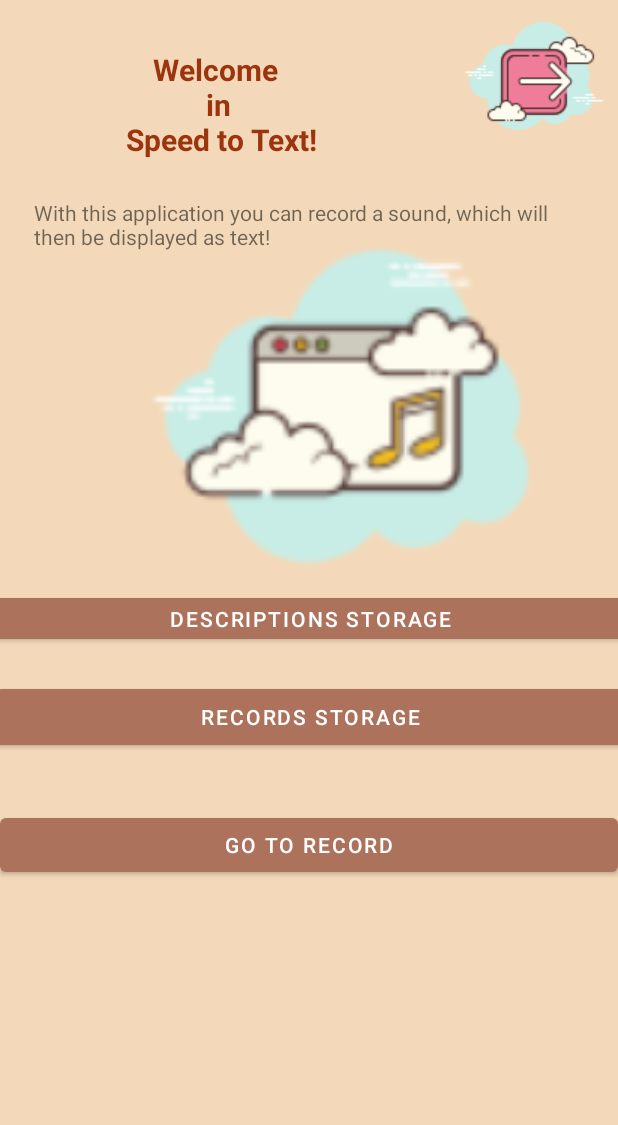
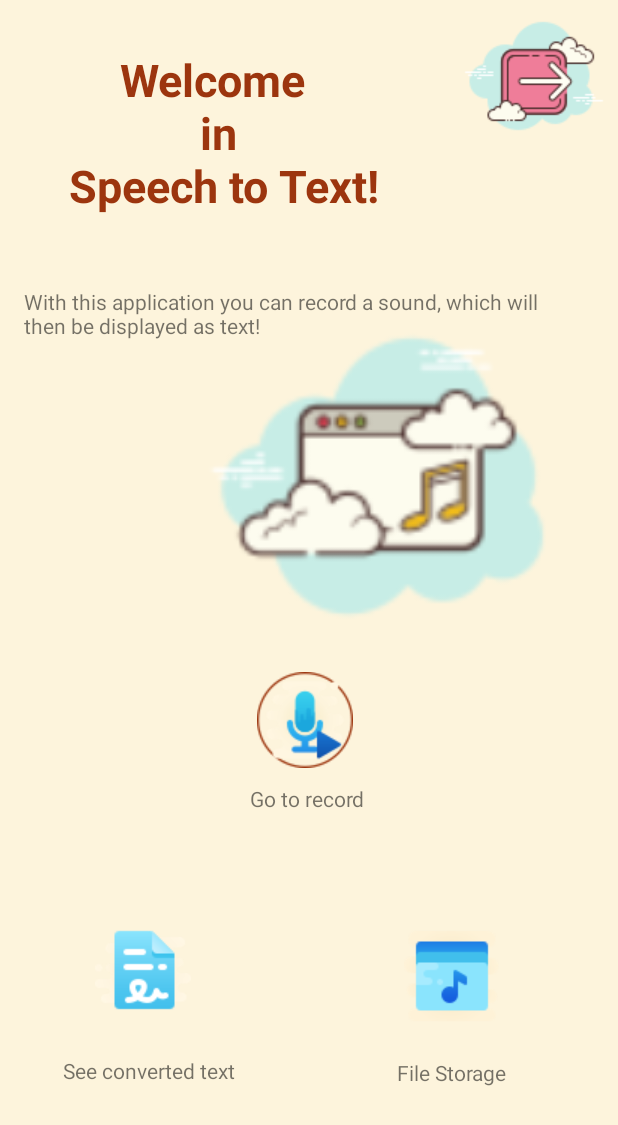
Before and after one commit to ITAppCPMProject/SpeechToText, an Android app: the screen it shows after launch (MainActivity), on a phone screen of 412 x 824 dp. Shown: the top 1125 px of the screen. Run offline under Robolectric (Android 15) with nearby library versions, the phone set to English and light mode, and no system bars; our stand-ins replace Firebase (no records; nobody signed in at launch, a user with empty details on screens opened directly); libraries missing offline, so code that uses them is left out: com.firebase.ui; 2 statements that could not run were skipped.

Commit message:
cosmetic update part 3
Activity Main
Image button added - rest buttons

```diff
--- a/app/src/main/java/com/example/itapp/MainActivity.java
+++ b/app/src/main/java/com/example/itapp/MainActivity.java
@@ -27,8 +27,8 @@ public class MainActivity extends AppCompatActivity {
 
     private static final int MY_REQUEST_CODE = 7117;
     List<AuthUI.IdpConfig> providers;
-    Button  btn_goToRecord, btn_goToStorage, btn_goToDescp;
-    ImageButton btn_sign_out;
+    ImageButton  btn_goToStorage, btn_goToDescp;
+    ImageButton btn_goToRecord, btn_sign_out;
 
     @Override
     protected void onCreate(Bundle savedInstanceState) {
@@ -57,7 +57,7 @@ public class MainActivity extends AppCompatActivity {
             }
         });
 
-        btn_goToRecord = (Button)findViewById(R.id.btn_GoToRecord);
+        btn_goToRecord = (ImageButton)findViewById(R.id.btn_GoToRecord);
         btn_goToRecord.setOnClickListener(new View.OnClickListener() {
             @Override
             public void onClick(View v) {
@@ -66,7 +66,7 @@ public class MainActivity extends AppCompatActivity {
             }
         });
 
-        btn_goToStorage = (Button)findViewById(R.id.btn_GoToStorage);
+        btn_goToStorage = (ImageButton)findViewById(R.id.btn_GoToStorage);
         btn_goToStorage.setOnClickListener(new View.OnClickListener(){
             @Override
             public void onClick(View w){
@@ -75,7 +75,7 @@ public class MainActivity extends AppCompatActivity {
             }
         });
 
-        btn_goToDescp = (Button)findViewById(R.id.btn_GoToDescp);
+        btn_goToDescp = (ImageButton)findViewById(R.id.btn_GoToDescp);
         btn_goToDescp.setOnClickListener(new View.OnClickListener() {
             @Override
             public void onClick(View v) {
--- a/app/src/main/res/drawable/media_header_bg.xml
+++ b/app/src/main/res/drawable/media_header_bg.xml
@@ -2,7 +2,7 @@
 <selector xmlns:android="http://schemas.android.com/apk/res/android">
 <item>
     <shape>
-        <solid android:color="@color/colorPrimaryDark"></solid>
+        <solid android:color="@color/colorPrimary"></solid>
         <corners android:topLeftRadius="8dp" android:topRightRadius="8dp"></corners>
     </shape>
 </item>
--- a/app/src/main/res/drawable/player_bg.xml
+++ b/app/src/main/res/drawable/player_bg.xml
@@ -2,7 +2,7 @@
 <selector xmlns:android="http://schemas.android.com/apk/res/android">
     <item>
         <shape>
-            <solid android:color="@color/colorPrimary"></solid>
+            <solid android:color="@color/colorPrimaryLight"></solid>
             <corners android:topLeftRadius="8dp" android:topRightRadius="8dp"></corners>
         </shape>
     </item>
--- a/app/src/main/res/layout/activity_main.xml
+++ b/app/src/main/res/layout/activity_main.xml
@@ -9,14 +9,53 @@
     tools:context=".MainActivity">
 
     <TextView
+        android:id="@+id/textDescription5"
+        android:layout_width="148dp"
+        android:layout_height="28dp"
+        android:text="File Storage"
+        android:textAlignment="center"
+        app:layout_constraintBottom_toBottomOf="parent"
+        app:layout_constraintEnd_toEndOf="parent"
+        app:layout_constraintHorizontal_bias="0.597"
+        app:layout_constraintStart_toEndOf="@+id/textDescription4"
+        app:layout_constraintTop_toBottomOf="@+id/btn_GoToStorage"
+        app:layout_constraintVertical_bias="0.105" />
+
+    <TextView
+        android:id="@+id/textDescription4"
+        android:layout_width="143dp"
+        android:layout_height="33dp"
+        android:layout_marginStart="28dp"
+        android:layout_marginLeft="28dp"
+        android:text="See converted text"
+        android:textAlignment="center"
+        app:layout_constraintBottom_toBottomOf="parent"
+        app:layout_constraintStart_toStartOf="parent"
+        app:layout_constraintTop_toBottomOf="@+id/btn_GoToDescp"
+        app:layout_constraintVertical_bias="0.144" />
+
+    <TextView
+        android:id="@+id/textDescription3"
+        android:layout_width="158dp"
+        android:layout_height="37dp"
+        android:text="Go to record"
+        android:textAlignment="center"
+        app:layout_constraintBottom_toBottomOf="parent"
+        app:layout_constraintEnd_toEndOf="parent"
+        app:layout_constraintHorizontal_bias="0.497"
+        app:layout_constraintStart_toStartOf="parent"
+        app:layout_constraintTop_toBottomOf="@+id/btn_GoToRecord"
+        app:layout_constraintVertical_bias="0.0" />
+
+    <TextView
         android:id="@+id/textDescription2"
         android:layout_width="291dp"
         android:layout_height="148dp"
         android:gravity="center_horizontal"
-        android:text="Welcome \n in \n Speed to Text!"
+        android:text="Welcome \n in \n Speech to Text!"
         android:textAlignment="center"
         android:textColor="@color/colorPrimaryDark"
-        android:textSize="20sp"
+        android:textSize="30sp"
         android:textStyle="bold"
         app:layout_constraintBottom_toBottomOf="parent"
         app:layout_constraintEnd_toEndOf="parent"
@@ -25,20 +64,22 @@
         app:layout_constraintTop_toTopOf="parent"
         app:layout_constraintVertical_bias="0.048" />
 
-    <Button
+
+    <ImageButton
         android:id="@+id/btn_GoToRecord"
-        android:layout_width="match_parent"
-        android:layout_height="wrap_content"
+        android:layout_width="176dp"
+        android:layout_height="85dp"
+        android:background="@color/colorPrimaryLight"
+        android:src="@drawable/icons8playrecord64"
         android:text="Go to Record"
         app:layout_constraintBottom_toBottomOf="parent"
         app:layout_constraintEnd_toEndOf="parent"
-        app:layout_constraintHorizontal_bias="0.0"
+        app:layout_constraintHorizontal_bias="0.489"
         app:layout_constraintStart_toStartOf="parent"
         app:layout_constraintTop_toTopOf="parent"
-        app:layout_constraintVertical_bias="0.695">
+        app:layout_constraintVertical_bias="0.592">
 
-    </Button>
-
+    </ImageButton>
 
     <ImageButton
         android:id="@+id/btn_sign_out"
@@ -58,14 +99,14 @@
 
     <ImageView
         android:id="@+id/imageView2"
-        android:layout_width="368dp"
-        android:layout_height="295dp"
+        android:layout_width="320dp"
+        android:layout_height="261dp"
         app:layout_constraintBottom_toBottomOf="parent"
         app:layout_constraintEnd_toEndOf="parent"
         app:layout_constraintHorizontal_bias="1.0"
         app:layout_constraintStart_toStartOf="parent"
         app:layout_constraintTop_toTopOf="parent"
-        app:layout_constraintVertical_bias="0.238"
+        app:layout_constraintVertical_bias="0.336"
         app:srcCompat="@drawable/icons8musicwindow" />
 
     <TextView
@@ -75,29 +116,38 @@
         android:text="With this application you can record a sound, which will then be displayed as text!"
         app:layout_constraintBottom_toBottomOf="parent"
         app:layout_constraintEnd_toEndOf="parent"
+        app:layout_constraintHorizontal_bias="0.363"
         app:layout_constraintStart_toStartOf="parent"
         app:layout_constraintTop_toTopOf="parent"
-        app:layout_constraintVertical_bias="0.192" />
+        app:layout_constraintVertical_bias="0.278" />
 
-    <Button
+    <ImageButton
         android:id="@+id/btn_GoToStorage"
-        android:layout_width="419dp"
-        android:layout_height="49dp"
+        android:layout_width="151dp"
+        android:layout_height="88dp"
+        android:background="@color/colorPrimaryLight"
+        android:src="@drawable/icons8musiclibrary64"
         android:text="Records storage"
         app:layout_constraintBottom_toBottomOf="parent"
         app:layout_constraintEnd_toEndOf="parent"
+        app:layout_constraintHorizontal_bias="0.865"
         app:layout_constraintStart_toStartOf="parent"
         app:layout_constraintTop_toTopOf="parent"
-        app:layout_constraintVertical_bias="0.585" />
+        app:layout_constraintVertical_bias="0.824" />
 
-    <Button
+    <ImageButton
         android:id="@+id/btn_GoToDescp"
-        android:layout_width="424dp"
-        android:layout_height="39dp"
+        android:layout_width="153dp"
+        android:layout_height="85dp"
+        android:layout_marginTop="64dp"
+        android:background="@color/colorPrimaryLight"
+        android:src="@drawable/icons8agreement64"
         android:text="Descriptions storage"
         app:layout_constraintBottom_toBottomOf="parent"
         app:layout_constraintEnd_toEndOf="parent"
+        app:layout_constraintHorizontal_bias="0.073"
         app:layout_constraintStart_toStartOf="parent"
-        app:layout_constraintTop_toTopOf="parent" />
+        app:layout_constraintTop_toTopOf="parent"
+        app:layout_constraintVertical_bias="0.8" />
 
 </androidx.constraintlayout.widget.ConstraintLayout>
--- a/app/src/main/res/layout/fragment_record.xml
+++ b/app/src/main/res/layout/fragment_record.xml
@@ -56,7 +56,7 @@
         android:layout_width="wrap_content"
         android:layout_height="wrap_content"
         android:layout_marginTop="140dp"
-        android:textColor="@color/colorAccentLight"
+        android:textColor="@color/colorPrimary"
         android:textSize="64sp"
         app:layout_constraintEnd_toEndOf="parent"
         app:layout_constraintStart_toStartOf="parent"
--- a/app/src/main/res/layout/player_sheet.xml
+++ b/app/src/main/res/layout/player_sheet.xml
@@ -1,18 +1,16 @@
 <?xml version="1.0" encoding="utf-8"?>
-<androidx.constraintlayout.widget.ConstraintLayout
-    xmlns:android="http://schemas.android.com/apk/res/android"
+<androidx.constraintlayout.widget.ConstraintLayout xmlns:android="http://schemas.android.com/apk/res/android"
     xmlns:app="http://schemas.android.com/apk/res-auto"
     xmlns:tools="http://schemas.android.com/tools"
+    android:id="@+id/player_sheet"
     android:layout_width="match_parent"
     android:layout_height="wrap_content"
     android:layout_gravity="top"
+    android:background="@drawable/player_bg"
     android:orientation="horizontal"
-    app:layout_behavior="com.google.android.material.bottomsheet.BottomSheetBehavior"
     app:behavior_hideable="true"
     app:behavior_peekHeight="70dp"
-    android:background="@drawable/player_bg"
-    android:id="@+id/player_sheet"
-    >
+    app:layout_behavior="com.google.android.material.bottomsheet.BottomSheetBehavior">
 
     <LinearLayout
         android:id="@+id/linearLayout"
@@ -68,21 +66,21 @@
         android:layout_marginStart="32dp"
         android:layout_marginTop="32dp"
         android:layout_marginEnd="32dp"
+        android:gravity="center_horizontal"
         android:text="File Name"
         android:textAlignment="center"
-        android:textColor="@color/white"
+        android:textColor="@color/colorPrimary"
         android:textSize="16sp"
         app:layout_constraintEnd_toEndOf="parent"
         app:layout_constraintStart_toStartOf="parent"
-        app:layout_constraintTop_toBottomOf="@+id/linearLayout"
-        android:gravity="center_horizontal" />
+        app:layout_constraintTop_toBottomOf="@+id/linearLayout" />
 
     <ImageButton
         android:id="@+id/player_play_btn"
         android:layout_width="wrap_content"
         android:layout_height="wrap_content"
         android:layout_marginTop="32dp"
-        android:background="@color/colorPrimary"
+        android:background="@color/colorPrimaryLight"
         android:padding="16dp"
         app:layout_constraintEnd_toEndOf="parent"
         app:layout_constraintStart_toStartOf="parent"
@@ -91,9 +89,9 @@
 
     <ImageButton
         android:id="@+id/imageView3"
-        android:background="@color/colorPrimary"
         android:layout_width="wrap_content"
         android:layout_height="wrap_content"
+        android:background="@color/colorPrimaryLight"
         android:padding="16dp"
         app:layout_constraintBottom_toBottomOf="@+id/player_play_btn"
         app:layout_constraintEnd_toStartOf="@+id/player_play_btn"
@@ -104,9 +102,9 @@
 
     <ImageButton
         android:id="@+id/imageView4"
-        android:background="@color/colorPrimary"
         android:layout_width="wrap_content"
         android:layout_height="wrap_content"
+        android:background="@color/colorPrimaryLight"
         android:padding="16dp"
         app:layout_constraintBottom_toBottomOf="@+id/player_play_btn"
         app:layout_constraintEnd_toEndOf="parent"
--- a/app/src/main/res/values/colors.xml
+++ b/app/src/main/res/values/colors.xml
@@ -3,7 +3,7 @@
 <color name="colorPrimary">#AC725C</color>
 <color name="colorPrimaryDark">#9C350E</color>
 <color name="colorAccent">#C34C3228</color>
-    <color name="colorPrimaryLight">#F3D9B9</color>
+<color name="colorPrimaryLight">#FDF4DC</color>
 <color name="colorAccentLight">#FFF6E1</color>
 <color name="white">#FFFFFF</color>
 <color name="black">#000000</color>
```
Also changed, not shown: app/src/main/res/drawable/icons8agreement64.png (added), app/src/main/res/drawable/icons8musiclibrary64.png (added), app/src/main/res/drawable/icons8playrecord64.png (added). Lines whose indentation alone changed are shown as unchanged.
